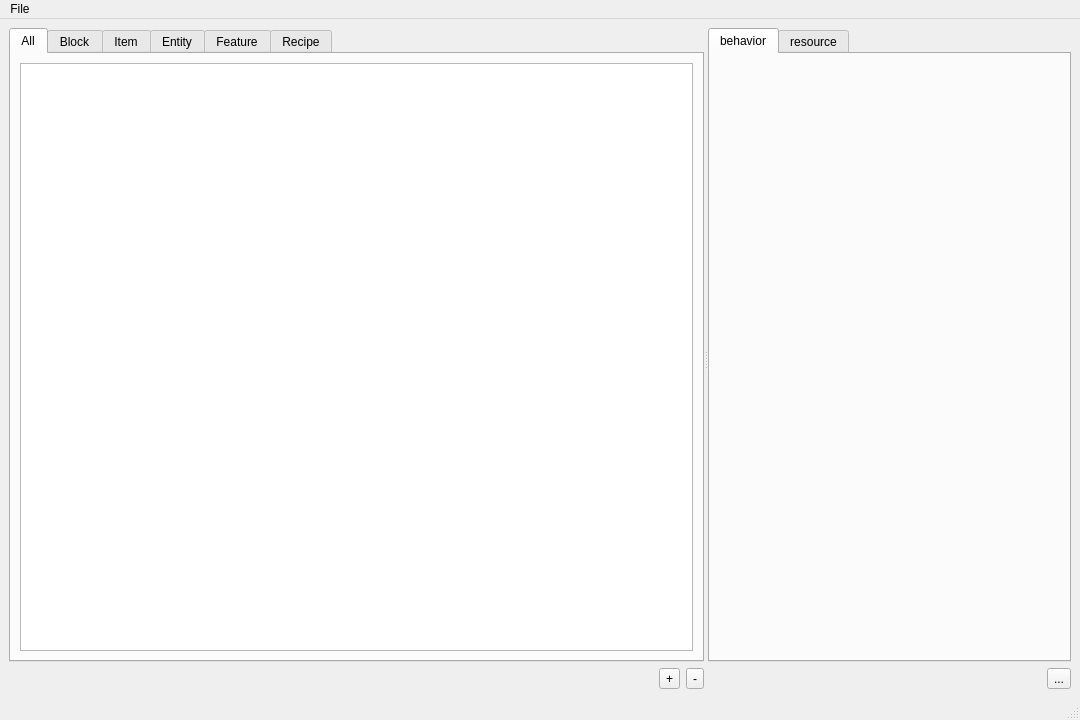
This is ui/addonUi.ui in senlinjun/Addon-Maker as Qt 5 draws it before an edit. The edited form follows.
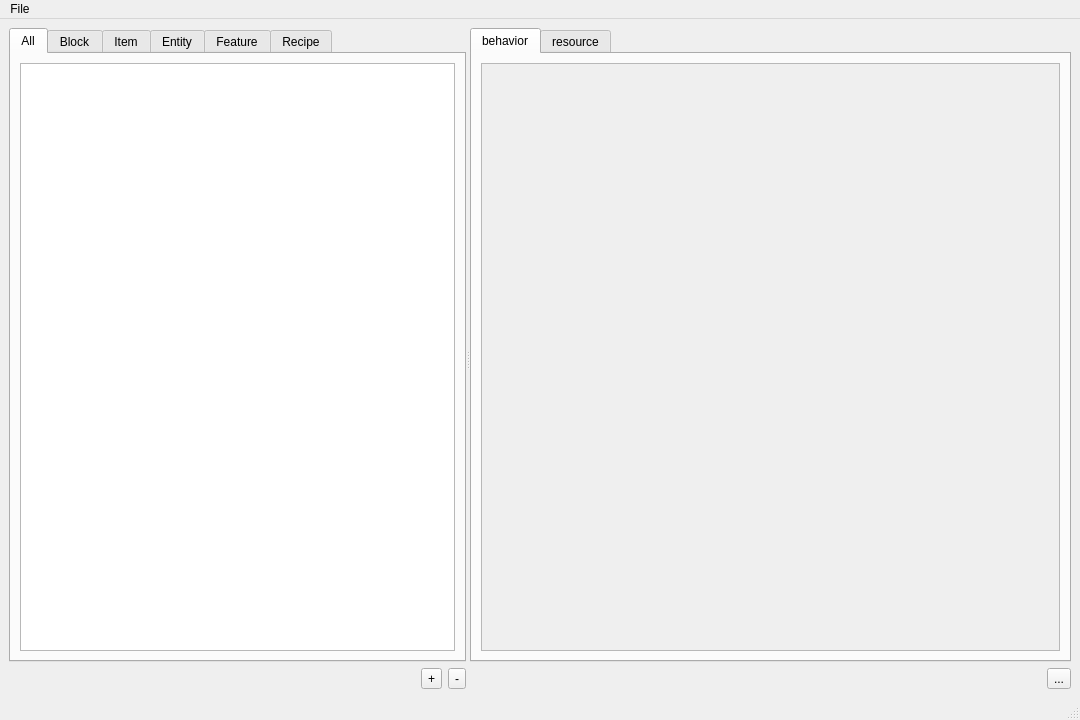
This is the edited form.

Commit message: 1.重写addon中Block类关于componentData的代码 2.重写componentData的UI代码(UI未重置)(编辑功能暂未完成) 3.ask_components 新增搜索ui 4.添加loadLang函数至lib.py文件中 5.新增basic_component.py与BlockBehavior.py用于管理componentData(目前只支持Block的minecraft:collision_box)

```diff
--- a/ui/addonUi.ui
+++ b/ui/addonUi.ui
@@ -136,7 +136,26 @@
            <attribute name="title">
             <string>behavior</string>
            </attribute>
-           <layout class="QFormLayout" name="behavior_data_layout"/>
+           <layout class="QGridLayout" name="gridLayout_2">
+            <item row="0" column="0">
+             <widget class="QScrollArea" name="behavior_scrollArea">
+              <property name="widgetResizable">
+               <bool>false</bool>
+              </property>
+              <widget class="QWidget" name="behavior_scrollAreaWidgetContents">
+               <property name="geometry">
+                <rect>
+                 <x>0</x>
+                 <y>0</y>
+                 <width>342</width>
+                 <height>582</height>
+                </rect>
+               </property>
+               <layout class="QVBoxLayout" name="behavior_layout"/>
+              </widget>
+             </widget>
+            </item>
+           </layout>
           </widget>
           <widget class="QWidget" name="resource">
            <attribute name="title">
```
Left out of the diff: 21 changed lines with no effect on the pictures. The commit also changes 9 other files.
